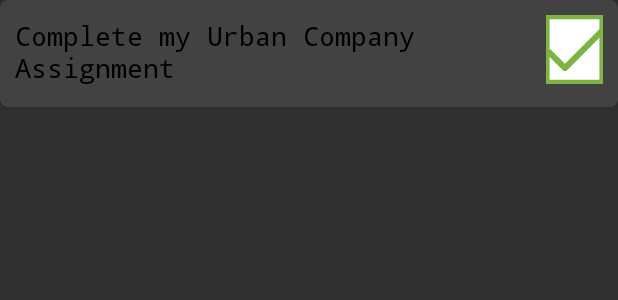
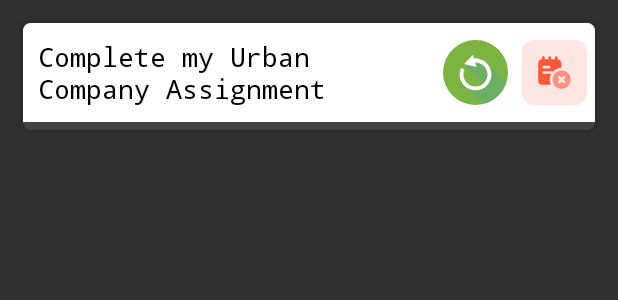
Before and after one commit to jhavishal10/TodoApp, an Android app: the layout list_item.xml on its own in the app's theme, with its tools: preview values and no code run, on a phone screen of 412 x 824 dp. Shown: the top 300 px of the screen. Run offline under Robolectric (Android 15) with nearby library versions, the phone set to English and light mode, and no system bars.

Commit message:
list item ui made

```diff
--- /dev/null
+++ b/app/src/main/res/drawable/checkbox.xml
@@ -0,0 +1,5 @@
+<?xml version="1.0" encoding="utf-8"?>
+<selector xmlns:android="http://schemas.android.com/apk/res/android">
+    <item android:state_checked="true" android:drawable="@drawable/ic_checked" />
+    <item android:state_checked="false" android:drawable="@drawable/ic_checkbox"/>
+</selector>
--- a/app/src/main/res/drawable/ic_checkbox.xml
+++ b/app/src/main/res/drawable/ic_checkbox.xml
@@ -1,12 +1,9 @@
 <vector xmlns:android="http://schemas.android.com/apk/res/android"
-    android:width="50dp"
-    android:height="50dp"
-    android:viewportWidth="512"
-    android:viewportHeight="512">
-    <path
-        android:fillColor="#FFFFFF"
-        android:pathData="M16,16h480v480h-480z" />
-    <path
-        android:fillColor="#7CB342"
-        android:pathData="M480,32v448H32V32H480M512,0H0v512h512V0L512,0z" />
+    android:width="40dp"
+    android:height="40dp"
+    android:viewportWidth="46"
+    android:viewportHeight="46">
+  <path
+      android:fillColor="#FF000000"
+      android:pathData="M35.822,6C38.126,6 40,7.875 40,10.178v25.646C40,38.127 38.126,40 35.822,40H10.178C7.874,40 6,38.127 6,35.822V10.178C6,7.875 7.874,6 10.178,6H35.822M35.822,0H10.178C4.557,0 0,4.557 0,10.178v25.646C0,41.443 4.557,46 10.178,46h25.645C41.443,46 46,41.443 46,35.822V10.178C46,4.557 41.443,0 35.822,0L35.822,0z"/>
 </vector>
--- /dev/null
+++ b/app/src/main/res/drawable/ic_checked.xml
@@ -0,0 +1,15 @@
+<vector xmlns:android="http://schemas.android.com/apk/res/android"
+    android:width="40dp"
+    android:height="40dp"
+    android:viewportWidth="512"
+    android:viewportHeight="512">
+  <path
+      android:pathData="m432,512h-352c-44.184,0 -80,-35.816 -80,-80v-352c0,-44.184 35.816,-80 80,-80h352c44.184,0 80,35.816 80,80v352c0,44.184 -35.816,80 -80,80zM432,512"
+      android:fillColor="#77959e"/>
+  <path
+      android:pathData="m80,32c-26.508,0 -48,21.492 -48,48v352c0,26.508 21.492,48 48,48h352c26.508,0 48,-21.492 48,-48v-352c0,-26.508 -21.492,-48 -48,-48zM80,32"
+      android:fillColor="#addb31"/>
+  <path
+      android:pathData="m176,390.625 l-80,-80c-6.246,-6.25 -6.246,-16.379 0,-22.625s16.375,-6.246 22.625,0l57.375,57.375 217.375,-217.375c6.25,-6.246 16.379,-6.246 22.625,0s6.246,16.375 0,22.625zM176,390.625"
+      android:fillColor="#fff"/>
+</vector>
--- a/app/src/main/res/drawable/ic_tick.xml
+++ /dev/null
@@ -1,9 +0,0 @@
-<vector xmlns:android="http://schemas.android.com/apk/res/android"
-    android:width="40dp"
-    android:height="40dp"
-    android:viewportWidth="512"
-    android:viewportHeight="512">
-    <path
-        android:fillColor="#7CB342"
-        android:pathData="M504.502,75.496c-9.997,-9.998 -26.205,-9.998 -36.204,0L161.594,382.203L43.702,264.311c-9.997,-9.998 -26.205,-9.997 -36.204,0c-9.998,9.997 -9.998,26.205 0,36.203l135.994,135.992c9.994,9.997 26.214,9.99 36.204,0L504.502,111.7C514.5,101.703 514.499,85.494 504.502,75.496z" />
-</vector>
--- a/app/src/main/res/layout/list_item.xml
+++ b/app/src/main/res/layout/list_item.xml
@@ -4,7 +4,7 @@
     xmlns:tools="http://schemas.android.com/tools"
     android:layout_width="match_parent"
     android:layout_height="wrap_content"
-    android:background="@color/white"
+    android:layout_margin="15dp"
     android:padding="20dp"
     app:cardCornerRadius="5dp"
     app:cardElevation="4dp">
@@ -14,13 +14,14 @@
         android:layout_width="match_parent"
         android:layout_height="wrap_content"
         android:layout_marginBottom="5dp"
+        android:background="@color/white"
         android:orientation="horizontal">
 
         <TextView
             android:id="@+id/taskName"
             android:layout_width="match_parent"
             android:layout_height="wrap_content"
-            android:layout_weight="5"
+            android:layout_weight="4"
             android:fontFamily="monospace"
             android:padding="10dp"
             android:textColor="@color/black"
@@ -28,23 +29,23 @@
             tools:text="Complete my Urban Company Assignment" />
 
         <CheckBox
-            android:id="@+id/completeTick"
+            android:id="@+id/markDoneButton"
             android:layout_width="wrap_content"
-            android:layout_height="match_parent"
-            android:layout_margin="10dp"
+            android:layout_height="wrap_content"
+            android:layout_gravity="center_vertical"
             android:layout_weight="1"
-            android:background="@drawable/ic_checkbox"
-            android:button="@drawable/ic_tick"
-            android:gravity="center_vertical" />
+            android:button="@drawable/checkbox"
+            android:paddingEnd="20dp"
+            tools:visibility="gone" />
 
         <ImageView
             android:id="@+id/undoButton"
             android:layout_width="wrap_content"
             android:layout_height="match_parent"
             android:layout_weight="1"
-            android:padding="5dp"
+            android:padding="4dp"
             android:src="@drawable/ic_undo"
-            tools:visibility="gone" />
+            tools:visibility="visible" />
 
         <ImageView
             android:id="@+id/deleteButton"
@@ -53,7 +54,7 @@
             android:layout_weight="1"
             android:padding="5dp"
             android:src="@drawable/ic_delete"
-            tools:visibility="gone" />
+            tools:visibility="visible" />
 
     </LinearLayout>
 </androidx.cardview.widget.CardView>
```
